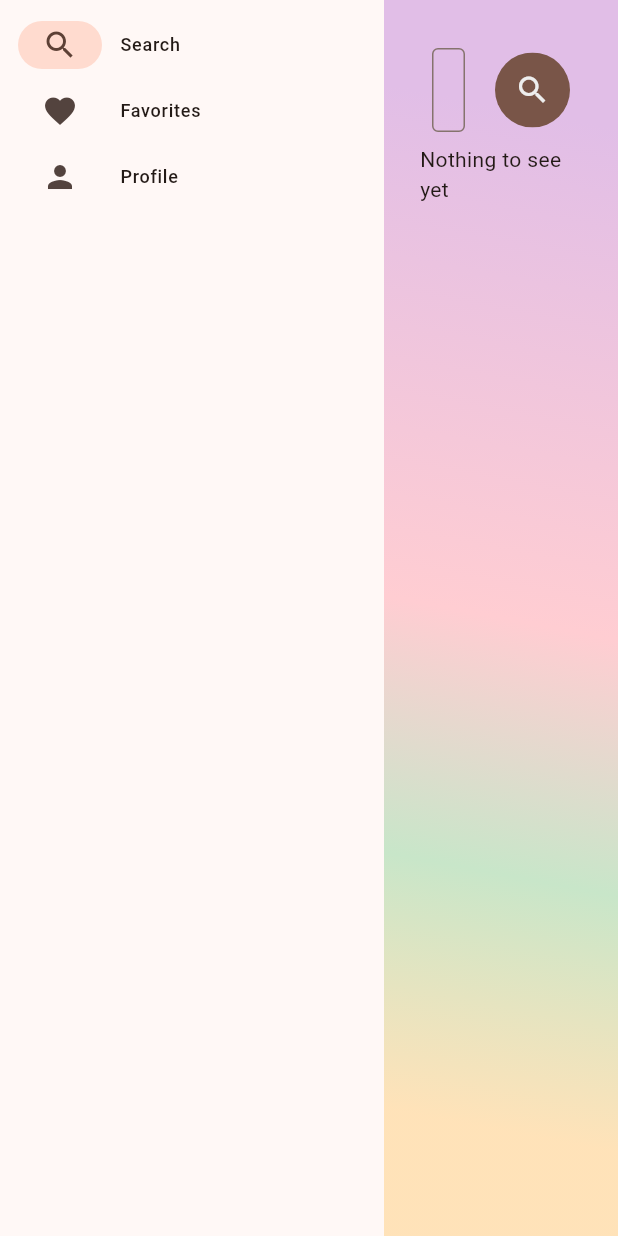
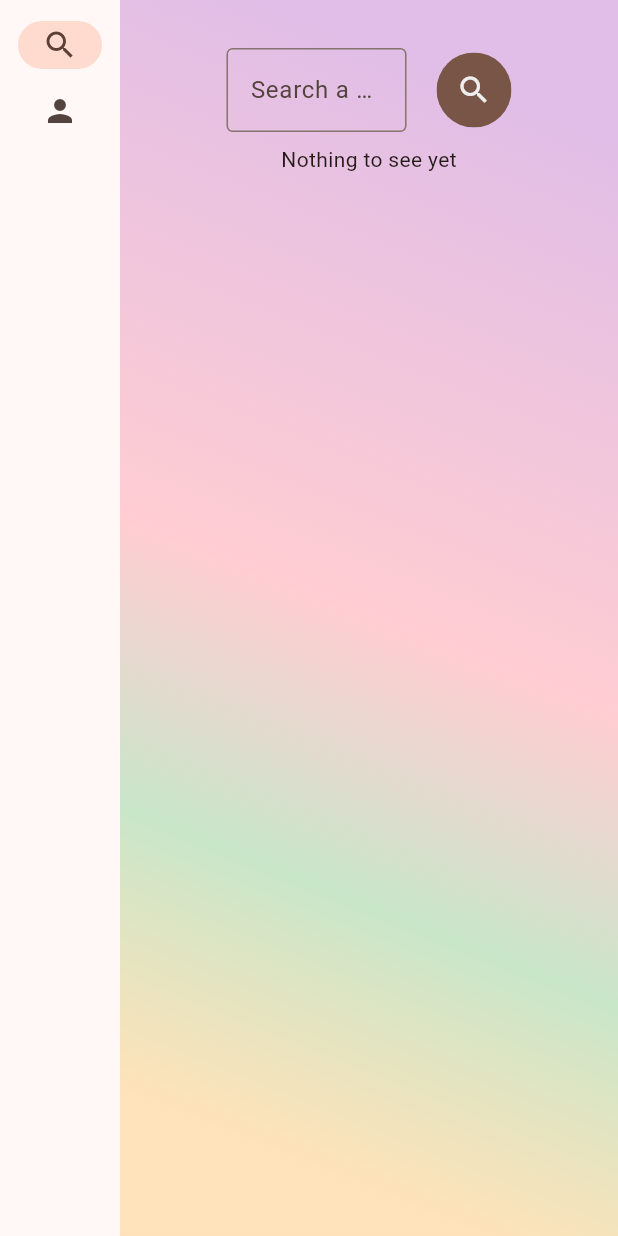
Before and after one commit to tassiomr/music-player-flutter, a Flutter app: the screen it shows after launch, after a tap on "Search", on a phone screen of 412 x 824 dp. Run offline on Flutter 3.47's test engine with Material 2 defaults, Android fonts, the phone set to English and light mode, and no system bars.

Commit message:
created navigator component

```diff
--- a/lib/views/navigator_view.dart
+++ b/lib/views/navigator_view.dart
@@ -1,5 +1,4 @@
 import "package:flutter/material.dart";
-import "package:music_preview_app/views/generator_view.dart";
 import "package:music_preview_app/views/seach_view.dart";
 
 class NavigatorView extends StatefulWidget {
@@ -25,12 +24,6 @@ class _NavigatorViewState extends State<NavigatorView> {
         {
           selectedPage = const Placeholder();
         }
-
-      case 2:
-        {
-          selectedPage = const SearchView();
-        }
-
       default:
         {
           selectedPage = const Placeholder();
@@ -42,18 +35,15 @@ class _NavigatorViewState extends State<NavigatorView> {
         children: [
           SafeArea(
               child: NavigationRail(
-            extended: true,
+            extended: false,
             destinations: const [
               NavigationRailDestination(
                   icon: Icon(Icons.search), label: Text("Search")),
-              NavigationRailDestination(
-                  icon: Icon(Icons.favorite), label: Text("Favorites")),
               NavigationRailDestination(
                   icon: Icon(Icons.person), label: Text("Profile")),
             ],
             selectedIndex: selectedIndex,
             onDestinationSelected: (index) {
-              print(index);
               setState(() {
                 selectedIndex = index;
               });
```
